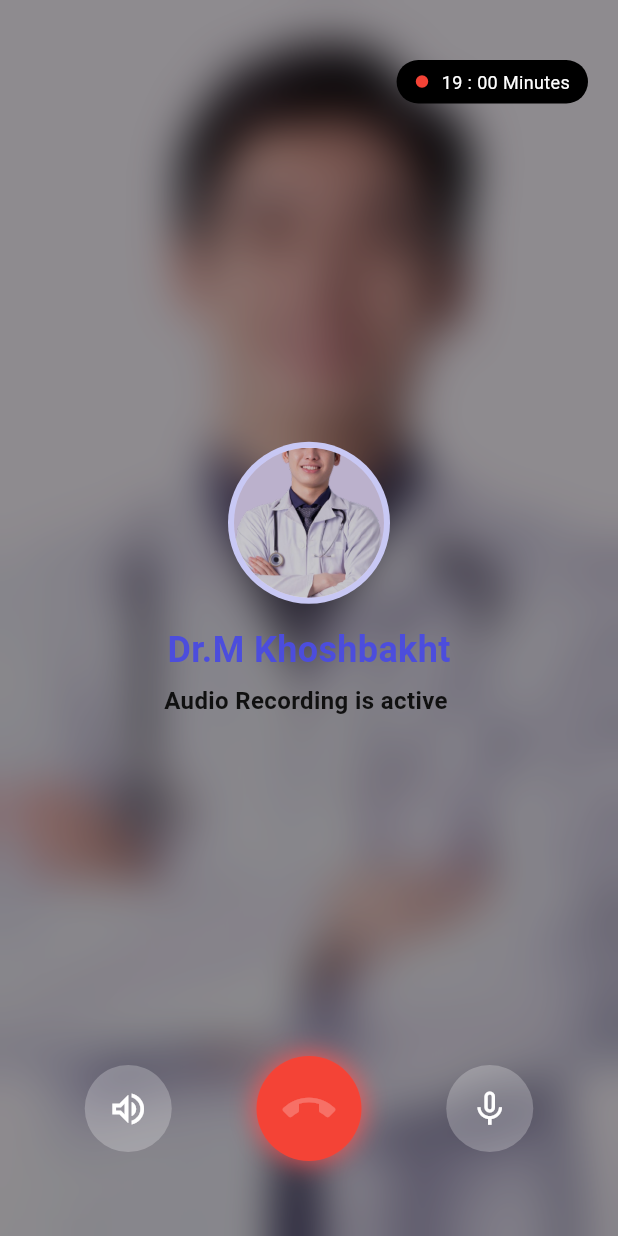
After one commit to ZahraSedighiDev/medical--health, a Flutter app: the FourthpageView screen opened by its route, on a phone screen of 412 x 824 dp. The commit adds this screen. Run offline on Flutter 3.47's test engine with Material 3 defaults, Android fonts, the phone set to English and light mode, and no system bars; our stand-ins replace get, loading_animation_widget.

Commit message:
voice call page was created

```diff
--- a/lib/features/fourthpage/fourthpage_view/fourthpage_view.dart
+++ b/lib/features/fourthpage/fourthpage_view/fourthpage_view.dart
@@ -1,4 +1,6 @@
 import 'package:flutter/cupertino.dart';
+import 'package:flutter/material.dart';
+import 'package:medical_health_title/features/fourthpage/fourthpage_view/videocall.dart';
 
 class FourthpageView extends StatefulWidget {
   const FourthpageView({super.key});
@@ -9,6 +11,8 @@ class FourthpageView extends StatefulWidget {
 class FourthpageViewState extends State<FourthpageView> {
   @override
   Widget build(BuildContext context) {
-    return const Placeholder();
+    return Scaffold(
+      body: Videocall(),
+    );
   }
 }
--- /dev/null
+++ b/lib/features/fourthpage/fourthpage_view/videocall.dart
@@ -0,0 +1,130 @@
+import 'dart:ui';
+import 'package:flutter/cupertino.dart';
+import 'package:flutter/material.dart';
+import 'package:get/get_core/src/get_main.dart';
+import 'package:get/get_instance/src/extension_instance.dart';
+import 'package:medical_health_title/core/theme/app_icons.dart';
+import 'package:medical_health_title/core/theme/app_textstyles.dart';
+import '../../../core/theme/app_colors.dart';
+import '../../homepage/viewmodel/homepage_viewmodel.dart';
+
+class Videocall extends StatefulWidget {
+  const Videocall({super.key});
+
+  @override
+  State<Videocall> createState() => VideocallState();
+}
+
+class VideocallState extends State<Videocall> {
+  @override
+  Widget build(BuildContext context) {
+    final medicalHealth = Get.find<HomepageViewmodel>();
+    return Stack(
+      children: [
+        Container(
+          decoration: BoxDecoration(
+            image: DecorationImage(
+                image:AssetImage(AppIcons.doctor1),
+              fit: BoxFit.cover,
+            )
+          ),
+          child: BackdropFilter(
+            filter: ImageFilter.blur(
+              sigmaX: 15, sigmaY: 15
+            ),
+            child: Container(
+              color: Colors.black.withValues(alpha: 0.3),
+            ),
+          ),
+        ),
+        SafeArea(
+            child: Column(
+              children: [
+                SizedBox(height: 40,),
+                Align(
+                  alignment: Alignment.topRight,
+                  child: Container(
+                    margin: EdgeInsets.only(right: 20),
+                    padding: EdgeInsets.symmetric(horizontal: 12 , vertical: 6),
+                    decoration: BoxDecoration(
+                      color: Colors.black,
+                      borderRadius: BorderRadius.circular(20),
+                    ),
+                    child: Row(
+                      mainAxisSize: MainAxisSize.min,
+                      children: [
+                        const Icon(Icons.circle , color: Colors.red , size: 10,),
+                        SizedBox(width: 8,),
+                        Text("19 : 00 Minutes" , style: TextStyle(color: Colors.white
+                        , fontSize: 12),)
+                      ],
+                    ),
+                  ),
+                ),
+                const Spacer(),
+                Column(
+                  children: [
+                    Container(
+                      padding: EdgeInsets.all(4),
+                      decoration: BoxDecoration(
+                        color: AppColors.secondary,
+                        shape: BoxShape.circle,
+                      ),
+                      child:  CircleAvatar(
+                        radius: 50,
+                        backgroundImage: AssetImage(AppIcons.doctor1),
+                      ),
+                    ),
+                    SizedBox(height: 16,),
+                    Text("Dr.M Khoshbakht" ,
+                    style: AppTextStyles.title,),
+                    SizedBox(height: 8,),
+                    Text("Audio Recording is active " ,style: AppTextStyles.button,)
+                  ],
+                ),
+                Spacer(),
+                Padding(padding: EdgeInsets.only(bottom: 50),
+                child: Row(
+                  mainAxisAlignment: MainAxisAlignment.spaceEvenly,
+                  children: [
+                    _buildCallOption(AppIcons.volumeUp, Colors.white24),
+                    GestureDetector(
+                      onTap: (){
+                        medicalHealth.setPage(1);
+                      },
+                      child: Container(
+                        height: 70,
+                        width: 70,
+                        decoration: BoxDecoration(
+                          color: Colors.red,
+                          shape: BoxShape.circle ,
+                          boxShadow: [BoxShadow(color: Colors.redAccent ,
+                          blurRadius: 15
+                          )]
+                        ),
+                        child: Icon(Icons.call_end , color: Colors.white24, size: 35,),
+                      ),
+                    ),
+                    _buildCallOption(AppIcons.mic, Colors.white24)
+
+                  ],
+                ),
+                )
+              ],
+            ),
+
+        )
+      ],
+    );
+  }
+  Widget _buildCallOption(IconData icon , Color color){
+    return Container(
+      padding: EdgeInsets.all(15),
+      decoration:  BoxDecoration(
+        color: color,
+        shape: BoxShape.circle,
+      ),
+      child: Icon(icon , color: Colors.white, size: 28,),
+    );
+  }
+}
```
